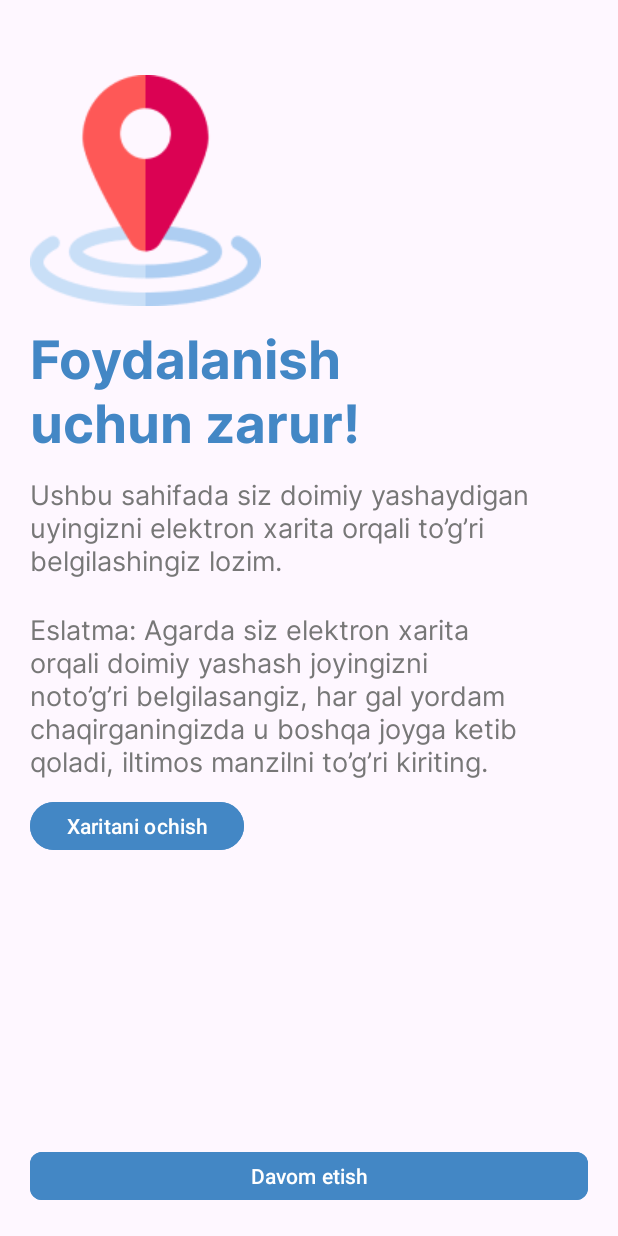
After one commit to Ilhomjon1502/MayoqUser, an Android app: the fragment RegisterMapFragment shown on its own in the app's theme, on a phone screen of 412 x 824 dp. The commit adds this screen. Run offline under Robolectric (Android 15) with nearby library versions, the phone set to English and light mode, and no system bars.

Commit message:
UI finished.!

```diff
--- a/app/src/main/java/uz/ilhomjon/soscaruser/view/map/MapFragment.kt
+++ b/app/src/main/java/uz/ilhomjon/soscaruser/view/map/MapFragment.kt
@@ -244,7 +244,7 @@ class MapFragment : Fragment(), OnMapReadyCallback, CoroutineScope {
         binding.navView.setBackgroundColor(Color.parseColor(color))
     }
 
-    fun isGpsEnabled(context: Context): Boolean {
+    private fun isGpsEnabled(context: Context): Boolean {
         val locationManager = context.getSystemService(Context.LOCATION_SERVICE) as LocationManager
         return locationManager.isProviderEnabled(LocationManager.GPS_PROVIDER)
     }
--- /dev/null
+++ b/app/src/main/java/uz/ilhomjon/soscaruser/view/register_map/RegisterMapFragment.kt
@@ -0,0 +1,21 @@
+package uz.ilhomjon.soscaruser.view.register_map
+
+import android.os.Bundle
+import androidx.fragment.app.Fragment
+import android.view.LayoutInflater
+import android.view.View
+import android.view.ViewGroup
+import uz.ilhomjon.soscaruser.R
+import uz.ilhomjon.soscaruser.databinding.FragmentRegisterMapBinding
+
+class RegisterMapFragment : Fragment() {
+
+    private val binding by lazy { FragmentRegisterMapBinding.inflate(layoutInflater) }
+    override fun onCreateView(
+        inflater: LayoutInflater, container: ViewGroup?,
+        savedInstanceState: Bundle?
+    ): View {
+
+        return binding.root
+    }
+}
--- a/app/src/main/res/drawable/button_background.xml
+++ b/app/src/main/res/drawable/button_background.xml
@@ -1,11 +1,4 @@
-<?xml version="1.0" encoding="utf-8"?>
-<selector xmlns:android="http://schemas.android.com/apk/res/android">
-
-    <item>
-        <shape android:shape="rectangle">
-            <solid android:color="#4387C5"/>
-            <corners android:radius="4dp"/>
-        </shape>
-    </item>
-
-</selector>
+<shape xmlns:android="http://schemas.android.com/apk/res/android">
+    <solid android:color="#4387C5"/> <!-- Replace #FF0000 with your desired color -->
+    <corners android:radius="8dp"/> <!-- Adjust the radius if needed -->
+</shape>
--- a/app/src/main/res/layout/fragment_register_info.xml
+++ b/app/src/main/res/layout/fragment_register_info.xml
@@ -30,11 +30,11 @@
         app:layout_constraintLeft_toLeftOf="parent"
         app:layout_constraintTop_toBottomOf="@id/tv_title" />
 
-    <Button
+    <com.google.android.material.button.MaterialButton
         android:id="@+id/next_btn"
         android:layout_width="match_parent"
         android:layout_height="40dp"
-        android:background="@drawable/button_background"
+        app:cornerRadius="8dp"
         android:backgroundTint="#4387C5"
         android:text="Roziman"
         app:layout_constraintBottom_toBottomOf="parent" />
--- /dev/null
+++ b/app/src/main/res/layout/fragment_register_map.xml
@@ -0,0 +1,72 @@
+<?xml version="1.0" encoding="utf-8"?>
+<androidx.constraintlayout.widget.ConstraintLayout xmlns:android="http://schemas.android.com/apk/res/android"
+    xmlns:app="http://schemas.android.com/apk/res-auto"
+    xmlns:tools="http://schemas.android.com/tools"
+    android:layout_width="match_parent"
+    android:layout_height="match_parent"
+    android:padding="20dp"
+    tools:context=".view.register_map.RegisterMapFragment">
+
+
+    <ImageView
+        android:id="@+id/loc_image"
+        android:layout_width="wrap_content"
+        android:layout_height="wrap_content"
+        android:layout_marginTop="30dp"
+        android:importantForAccessibility="no"
+        android:src="@drawable/location"
+        app:layout_constraintLeft_toLeftOf="parent"
+        app:layout_constraintTop_toTopOf="parent" />
+
+    <TextView
+        android:id="@+id/title"
+        android:layout_width="match_parent"
+        android:layout_height="wrap_content"
+        android:layout_marginTop="10dp"
+        android:fontFamily="@font/interbold"
+        android:text="Foydalanish \nuchun zarur!"
+        android:textColor="#4387C5"
+        android:textSize="35sp"
+        app:layout_constraintTop_toBottomOf="@id/loc_image" />
+
+    <TextView
+        android:id="@+id/tv1"
+        android:layout_width="match_parent"
+        android:layout_height="wrap_content"
+        android:fontFamily="@font/interregular"
+        android:text="@string/register_map_tv1"
+        android:textColor="#777777"
+        android:textSize="18sp"
+        android:layout_marginTop="10dp"
+        app:layout_constraintTop_toBottomOf="@id/title" />
+
+    <TextView
+        android:id="@+id/tv2"
+        android:layout_width="match_parent"
+        android:layout_height="wrap_content"
+        android:layout_marginTop="20dp"
+        android:fontFamily="@font/interregular"
+        android:text="@string/register_map_tv2"
+        android:textColor="#777777"
+        android:textSize="18sp"
+        app:layout_constraintTop_toBottomOf="@id/tv1" />
+    <Button
+        android:id="@+id/open_map"
+        android:layout_width="wrap_content"
+        android:layout_height="40dp"
+        android:backgroundTint="#4387C5"
+        android:text="Xaritani ochish"
+        android:layout_marginTop="10dp"
+        app:layout_constraintLeft_toLeftOf="parent"
+        app:layout_constraintTop_toBottomOf="@id/tv2"/>
+
+
+    <com.google.android.material.button.MaterialButton
+        android:id="@+id/next_btn"
+        android:layout_width="match_parent"
+        android:layout_height="40dp"
+        app:cornerRadius="8dp"
+        android:backgroundTint="#4387C5"
+        android:text="Davom etish"
+        app:layout_constraintBottom_toBottomOf="parent"/>
+</androidx.constraintlayout.widget.ConstraintLayout>
--- a/app/src/main/res/layout/fragment_sign_in.xml
+++ b/app/src/main/res/layout/fragment_sign_in.xml
@@ -72,12 +72,12 @@
     </LinearLayout>
 
 
-    <Button
+    <com.google.android.material.button.MaterialButton
         android:id="@+id/next_btn"
         android:layout_width="match_parent"
         android:layout_height="40dp"
         android:text="Davom etish"
+        app:cornerRadius="8dp"
         android:backgroundTint="#4387C5"
-        android:background="@drawable/button_background"
         app:layout_constraintBottom_toBottomOf="parent"/>
 </androidx.constraintlayout.widget.ConstraintLayout>
--- a/app/src/main/res/layout/fragment_sign_up.xml
+++ b/app/src/main/res/layout/fragment_sign_up.xml
@@ -131,13 +131,13 @@
             </LinearLayout>
 
 
-            <Button
+            <com.google.android.material.button.MaterialButton
                 android:id="@+id/next_btn"
                 android:layout_width="match_parent"
                 android:layout_height="40dp"
-                android:background="@drawable/button_background"
                 android:backgroundTint="#4387C5"
                 android:text="Davom etish"
+                app:cornerRadius="8dp"
                 app:layout_constraintBottom_toBottomOf="parent"
                 app:layout_constraintTop_toBottomOf="@id/liner_layout" />
 
--- a/app/src/main/res/layout/fragment_sms_code.xml
+++ b/app/src/main/res/layout/fragment_sms_code.xml
@@ -47,14 +47,14 @@
         app:layout_constraintLeft_toLeftOf="parent"
         app:layout_constraintTop_toBottomOf="@id/tv_info"/>
 
-    <Button
+    <com.google.android.material.button.MaterialButton
         android:id="@+id/next_btn"
         android:layout_width="273dp"
         android:layout_height="40dp"
         android:text="Davom etish"
         android:backgroundTint="#4387C5"
         android:layout_marginTop="35dp"
-        android:background="@drawable/button_background"
+        app:cornerRadius="8dp"
         app:layout_constraintRight_toRightOf="parent"
         app:layout_constraintLeft_toLeftOf="parent"
         app:layout_constraintTop_toBottomOf="@id/edt_password"/>
--- a/app/src/main/res/values/strings.xml
+++ b/app/src/main/res/values/strings.xml
@@ -11,4 +11,6 @@
     <string name="todo">TODO</string>
     <string name="hozirgi_njoylashuvga">Hozirgi \njoylashuvga</string>
     <string name="uyimga_nchaqirish">Uyimga \nchaqirish</string>
+    <string name="register_map_tv1">Ushbu sahifada siz doimiy yashaydigan uyingizni elektron xarita orqali to’g’ri belgilashingiz lozim.</string>
+    <string name="register_map_tv2">Eslatma: Agarda siz elektron xarita orqali doimiy yashash joyingizni noto’g’ri belgilasangiz, har gal yordam chaqirganingizda u boshqa joyga ketib qoladi, iltimos manzilni to’g’ri kiriting.</string>
 </resources>
```
Also changed, not shown: app/src/main/res/drawable/location.png (added).
